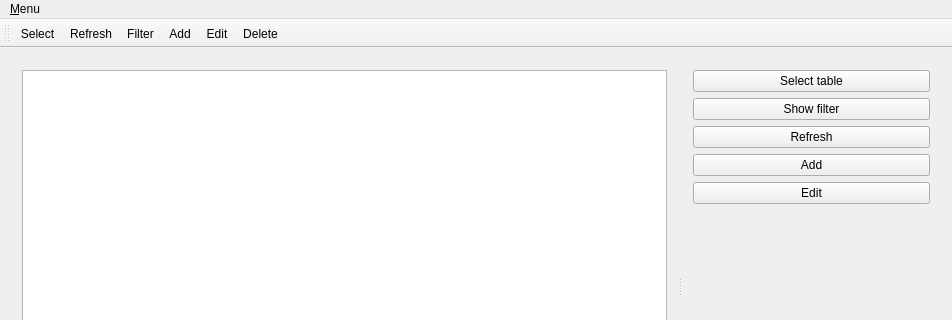
This is mainwindow.ui in kurofand/Schwarze-feder as Qt 5 draws it before an edit; both pictures show x 0 to 952 and y 0 to 320 of the 952 by 545 pixel window. The edited form follows.
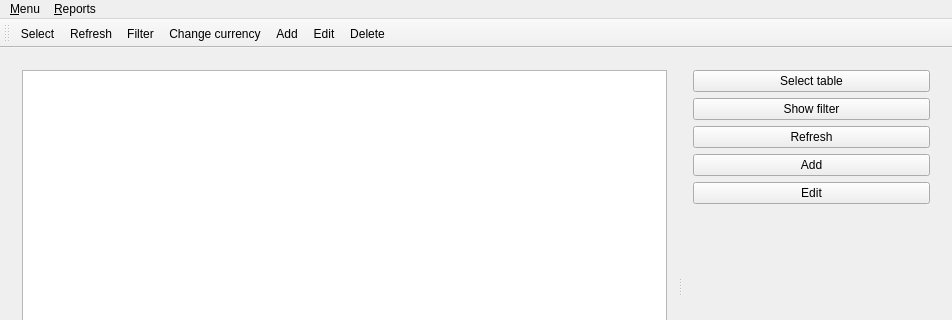
This is the edited form. Icons and pictures are not drawn.

Commit message: 1. Inserted currency convertion 2. Changed some interaction between db and app 3. Created db triggers

```diff
--- a/mainwindow.ui
+++ b/mainwindow.ui
@@ -140,7 +140,13 @@
     </property>
     <addaction name="aExit"/>
    </widget>
+   <widget class="QMenu" name="menuReports">
+    <property name="title">
+     <string>&amp;Reports</string>
+    </property>
+   </widget>
    <addaction name="menuMenu"/>
+   <addaction name="menuReports"/>
   </widget>
   <widget class="QToolBar" name="mainToolBar">
    <attribute name="toolBarArea">
@@ -152,6 +158,7 @@
    <addaction name="aSelect"/>
    <addaction name="aRefresh"/>
    <addaction name="aFilter"/>
+   <addaction name="aCurrency"/>
    <addaction name="aAdd"/>
    <addaction name="aEdit"/>
    <addaction name="aDelete"/>
@@ -213,7 +220,16 @@
   </action>
   <action name="aExit">
    <property name="text">
-    <string>Exit</string>
+    <string>&amp;Exit</string>
+   </property>
+  </action>
+  <action name="aCurrency">
+   <property name="icon">
+    <iconset>
+     <normaloff>../Downloads/icons8-currency-exchange-52.png</normaloff>../Downloads/icons8-currency-exchange-52.png</iconset>
+   </property>
+   <property name="text">
+    <string>Change currency</string>
    </property>
   </action>
  </widget>
```
Left out of the diff: 1 changed line with no effect on the pictures. The commit also changes 12 other files.
